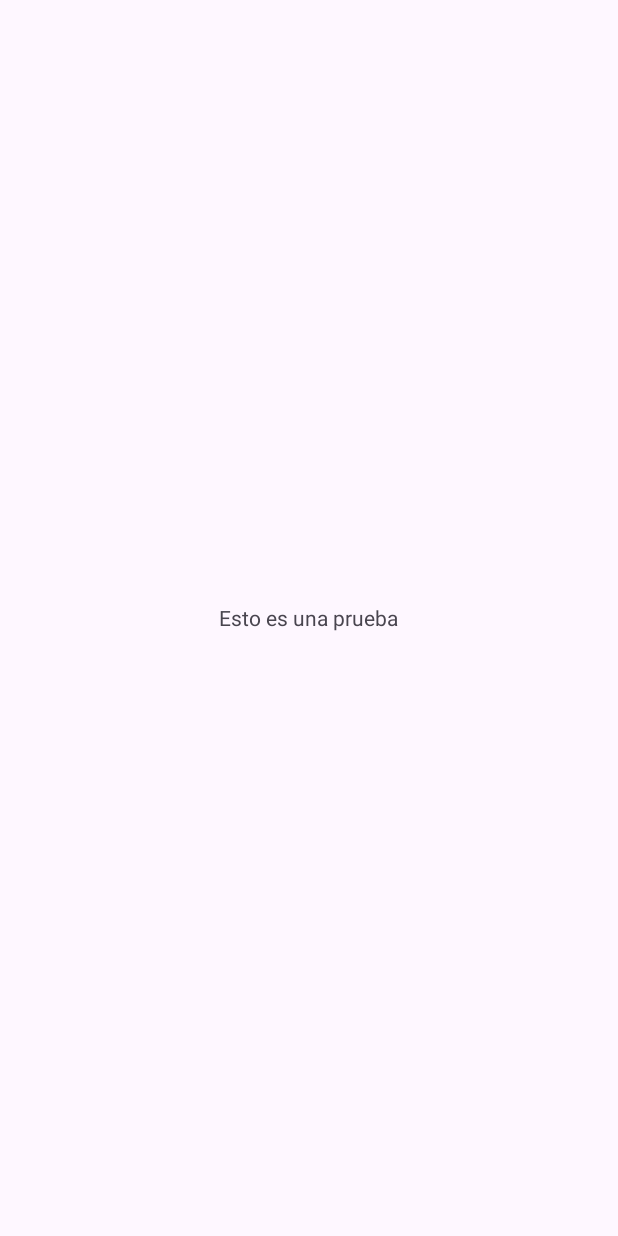
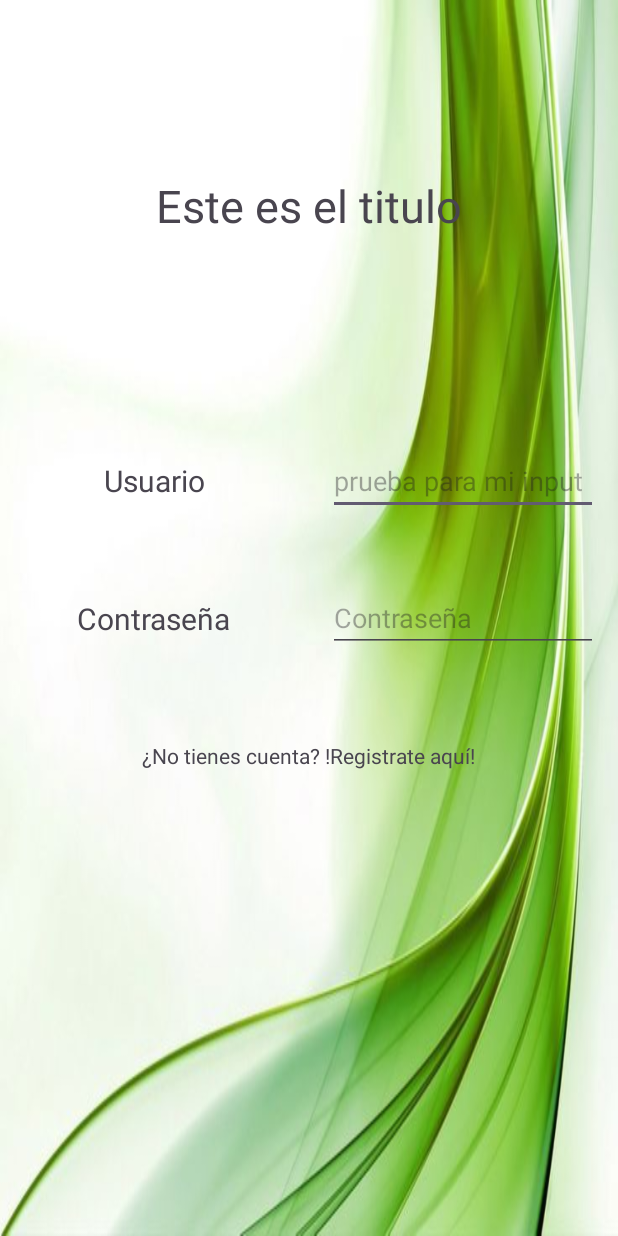
Before and after one commit to FranciscoAlumnoUbb/Proyecto_app_moviles, an Android app: the screen it shows after launch (MainActivity), on a phone screen of 412 x 824 dp. Before the commit the screen is almost empty. Run offline under Robolectric (Android 15) with nearby library versions, the phone set to English and light mode, and no system bars.

Commit message:
nuevas vistas

```diff
--- a/app/src/main/res/layout/activity_main.xml
+++ b/app/src/main/res/layout/activity_main.xml
@@ -7,20 +7,178 @@
     android:layout_height="match_parent"
     tools:context=".MainActivity"
     android:orientation="vertical"
+    android:background="@drawable/background1"
     >
-
-<RelativeLayout
+<!--    Titulo-->
+<LinearLayout
     android:layout_width="match_parent"
     android:layout_height="match_parent"
+    android:layout_weight="1"
     >
+    <RelativeLayout
+        android:layout_width="match_parent"
+        android:layout_height="match_parent"
+        >
     <TextView
         android:layout_width="wrap_content"
         android:layout_height="wrap_content"
-        android:text="Esto es una prueba"
+        android:text="Este es el titulo"
         android:layout_centerInParent="true"
+        android:textSize="30sp"
         >
 
     </TextView>
-</RelativeLayout>
+    </RelativeLayout>
+</LinearLayout>
+<!--    Inputs-->
+    <LinearLayout
+        android:layout_width="match_parent"
+        android:layout_height="match_parent"
+        android:layout_weight="1"
+        android:orientation="vertical"
+        >
+<LinearLayout
+    android:layout_width="match_parent"
+    android:layout_height="match_parent"
+    android:layout_weight="1"
+    >
+    <!--        Correo-->
+    <LinearLayout
+        android:layout_width="match_parent"
+        android:layout_height="match_parent"
+        android:layout_weight="1"
+        >
+        <LinearLayout
+            android:layout_width="match_parent"
+            android:layout_height="match_parent"
+            android:layout_weight="1"
+            >
+            <RelativeLayout
+                android:layout_width="match_parent"
+                android:layout_height="match_parent"
+                >
+                <TextView
+                    android:layout_width="wrap_content"
+                    android:layout_height="wrap_content"
+                    android:text="Usuario"
+                    android:textSize="20sp"
+                    android:layout_centerInParent="true"
+                    >
+
+                </TextView>
+            </RelativeLayout>
+        </LinearLayout>
+    </LinearLayout>
+<!--    input_correo-->
+    <LinearLayout
+        android:layout_width="match_parent"
+        android:layout_height="match_parent"
+        android:layout_weight="1"
+        >
+        <RelativeLayout
+            android:layout_width="match_parent"
+            android:layout_height="match_parent"
+            >
+            <EditText
+                android:layout_width="180dp"
+                android:layout_height="wrap_content"
+                android:hint="prueba para mi input"
+                android:layout_centerInParent="true"
+                >
+
+            </EditText>
+        </RelativeLayout>
+    </LinearLayout>
+</LinearLayout>
+<!--        Contraseña-->
+        <LinearLayout
+            android:layout_width="match_parent"
+            android:layout_height="match_parent"
+            android:layout_weight="1"
+            >
+            <LinearLayout
+                android:layout_width="match_parent"
+                android:layout_height="match_parent"
+                android:layout_weight="1"
+                >
+                <LinearLayout
+                    android:layout_width="match_parent"
+                    android:layout_height="match_parent"
+                    android:layout_weight="1"
+                    >
+                    <RelativeLayout
+                        android:layout_width="match_parent"
+                        android:layout_height="match_parent"
+                        >
+                        <TextView
+                            android:layout_width="wrap_content"
+                            android:layout_height="wrap_content"
+                            android:text="Contraseña"
+                            android:textSize="20sp"
+                            android:layout_centerInParent="true"
+                            >
+
+                        </TextView>
+                    </RelativeLayout>
+                </LinearLayout>
+            </LinearLayout>
+            <!--    input_correo-->
+            <LinearLayout
+                android:layout_width="match_parent"
+                android:layout_height="match_parent"
+                android:layout_weight="1"
+                >
+                <RelativeLayout
+                    android:layout_width="match_parent"
+                    android:layout_height="match_parent"
+                    >
+                    <EditText
+                        android:layout_width="180dp"
+                        android:layout_height="wrap_content"
+                        android:hint="Contraseña"
+                        android:layout_centerInParent="true"
+                        >
+
+                    </EditText>
+                </RelativeLayout>
+            </LinearLayout>
+        </LinearLayout>
+<LinearLayout
+    android:layout_width="match_parent"
+    android:layout_height="match_parent"
+    android:layout_weight="1"
+    >
+    <RelativeLayout
+        android:layout_width="match_parent"
+        android:layout_height="match_parent"
+        >
+        <TextView
+            android:layout_width="wrap_content"
+            android:layout_height="wrap_content"
+            android:text="¿No tienes cuenta? !Registrate aquí!"
+            android:layout_centerInParent="true"
+            >
+
+        </TextView>
+
+    </RelativeLayout>
+</LinearLayout>
+    </LinearLayout>
+
+
+<!--    Footer-->
+    <LinearLayout
+        android:layout_width="match_parent"
+        android:layout_height="match_parent"
+        android:layout_weight="1"
+        >
+        <RelativeLayout
+            android:layout_width="match_parent"
+            android:layout_height="match_parent"
+            >
+
+        </RelativeLayout>
+    </LinearLayout>
+
 
 </LinearLayout>
```
Also changed, not shown: app/src/main/AndroidManifest.xml (+4 -4 lines), app/src/main/java/cl/grupo6/proyecto_app_moviles/Registro_activity.java (added, +20 -0 lines), app/src/main/res/layout/activity_registro.xml (added, +239 -0 lines), app/src/main/res/layout/activity_splash.xml (+28 -7 lines), app/src/main/res/drawable/background1.jpg (added), app/src/main/res/drawable/chatrec.png (added), app/src/main/res/drawable/pruebarec.png (added), app/src/main/res/drawable/reciclaje.jpg (deleted).
